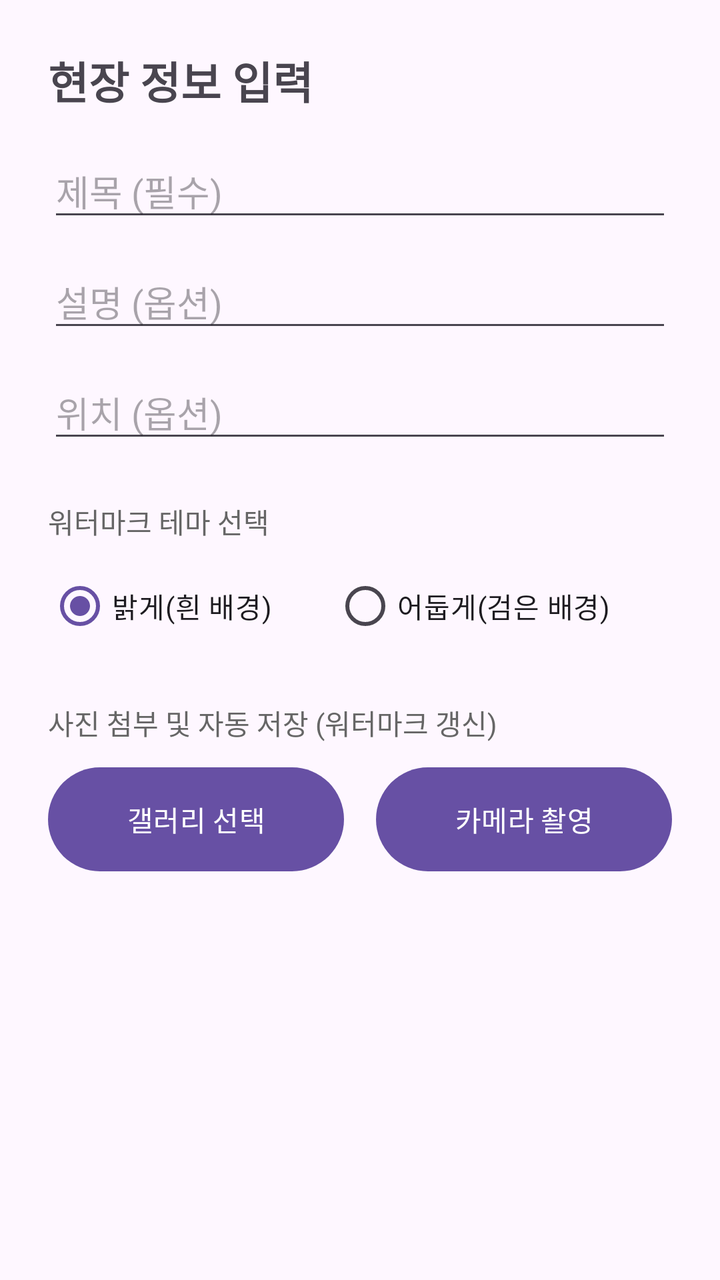
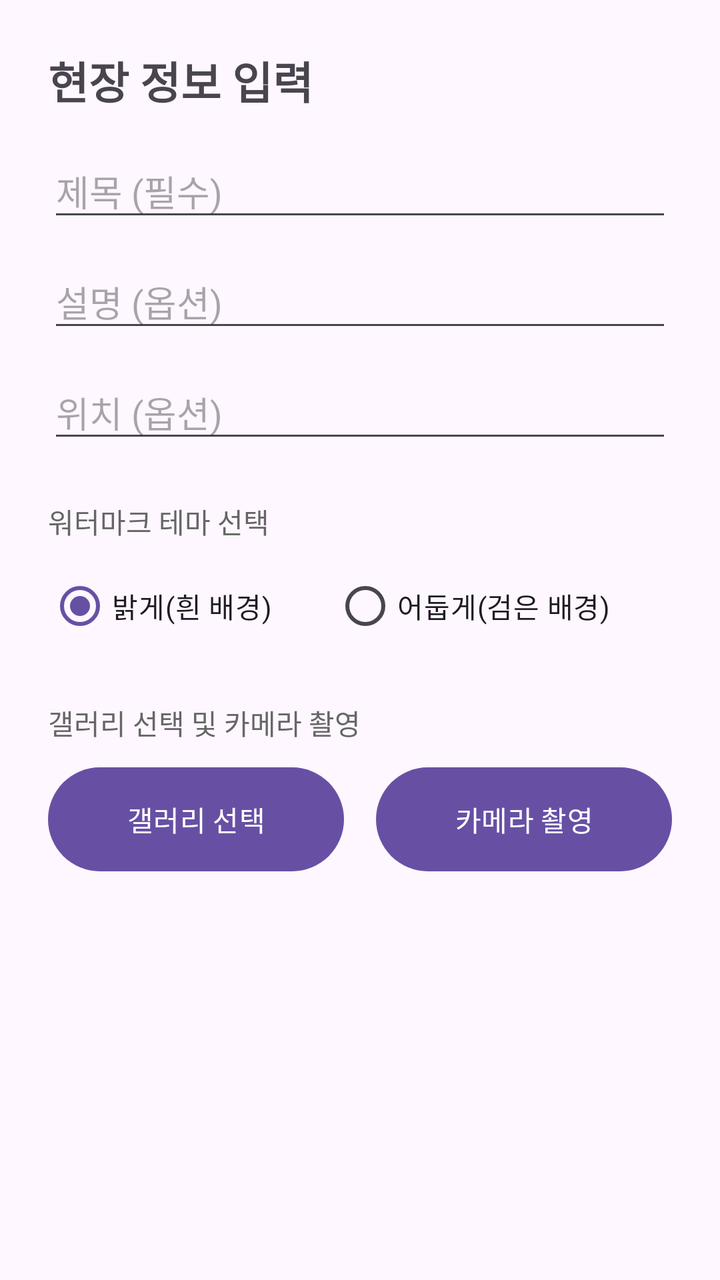

An Android layout rendered at two revisions. The XML below is the earlier revision; the diff shows what the commit changed to produce the second picture.
<!-- AndroidManifest.xml: application theme Theme.Siteboard -->
<!-- res/layout/activity_sub.xml -->
<?xml version="1.0" encoding="utf-8"?>
<FrameLayout xmlns:android="http://schemas.android.com/apk/res/android"
    android:layout_width="match_parent"
    android:layout_height="match_parent">

    <LinearLayout
        android:layout_width="match_parent"
        android:layout_height="match_parent"
        android:orientation="vertical"
        android:padding="24dp">

        <TextView
            android:layout_width="wrap_content"
            android:layout_height="wrap_content"
            android:text="현장 정보 입력"
            android:textSize="22sp"
            android:textStyle="bold"
            android:layout_marginBottom="16dp"/>

        <EditText android:id="@+id/etTitle" android:layout_width="match_parent" android:layout_height="wrap_content" android:layout_marginBottom="12dp" android:hint="제목 (필수)" />
        <EditText android:id="@+id/etDesc" android:layout_width="match_parent" android:layout_height="wrap_content" android:layout_marginBottom="12dp" android:hint="설명 (옵션)" />

        <EditText android:id="@+id/etLocation" android:layout_width="match_parent" android:layout_height="wrap_content" android:layout_marginBottom="24dp" android:hint="위치 (옵션)" />

        <TextView android:layout_width="wrap_content" android:layout_height="wrap_content" android:text="워터마크 테마 선택" android:textColor="#666666" android:layout_marginBottom="8dp"/>

        <RadioGroup android:id="@+id/rgTheme" android:layout_width="match_parent" android:layout_height="wrap_content" android:orientation="horizontal" android:layout_marginBottom="24dp">
            <RadioButton android:id="@+id/rbLight" android:layout_width="wrap_content" android:layout_height="wrap_content" android:text="밝게(흰 배경)" android:checked="true" android:layout_weight="1"/>
            <RadioButton android:id="@+id/rbDark" android:layout_width="wrap_content" android:layout_height="wrap_content" android:text="어둡게(검은 배경)" android:layout_weight="1"/>
        </RadioGroup>

        <TextView android:layout_width="wrap_content" android:layout_height="wrap_content" android:text="사진 첨부 및 자동 저장 (워터마크 갱신)" android:textColor="#666666" android:layout_marginBottom="8dp"/>

        <LinearLayout
            android:layout_width="match_parent"
            android:layout_height="wrap_content"
            android:orientation="horizontal">
            <Button android:id="@+id/btnGallery" android:layout_width="0dp" android:layout_height="60dp" android:layout_weight="1" android:layout_marginEnd="8dp" android:text="갤러리 선택" />
            <Button android:id="@+id/btnCamera" android:layout_width="0dp" android:layout_height="60dp" android:layout_weight="1" android:layout_marginStart="8dp" android:text="카메라 촬영" />
        </LinearLayout>

    </LinearLayout>

    <LinearLayout
        android:id="@+id/layoutLoading"
        android:layout_width="match_parent"
        android:layout_height="match_parent"
        android:background="#88000000"
        android:gravity="center"
        android:orientation="vertical"
        android:visibility="gone"
        android:clickable="true"
        android:focusable="true">
        <ProgressBar android:layout_width="wrap_content" android:layout_height="wrap_content" />
        <TextView android:layout_width="wrap_content" android:layout_height="wrap_content" android:text="사진 합성 및 저장 중..." android:textColor="#FFFFFF" android:layout_marginTop="16dp"/>
    </LinearLayout>

</FrameLayout>
<!-- resources referenced by this layout -->
<resources>
  <style name="Theme.Siteboard" parent="Base.Theme.Siteboard" />
  <style name="Base.Theme.Siteboard" parent="Theme.Material3.DayNight.NoActionBar">
          
          
      </style>
</resources>

<!-- the commit's change to res/layout/activity_sub.xml (unified diff, before → after) -->
@@ -29,7 +29,7 @@
             <RadioButton android:id="@+id/rbDark" android:layout_width="wrap_content" android:layout_height="wrap_content" android:text="어둡게(검은 배경)" android:layout_weight="1"/>
         </RadioGroup>
 
-        <TextView android:layout_width="wrap_content" android:layout_height="wrap_content" android:text="사진 첨부 및 자동 저장 (워터마크 갱신)" android:textColor="#666666" android:layout_marginBottom="8dp"/>
+        <TextView android:layout_width="wrap_content" android:layout_height="wrap_content" android:text="갤러리 선택 및 카메라 촬영" android:textColor="#666666" android:layout_marginBottom="8dp"/>
 
         <LinearLayout
             android:layout_width="match_parent"
